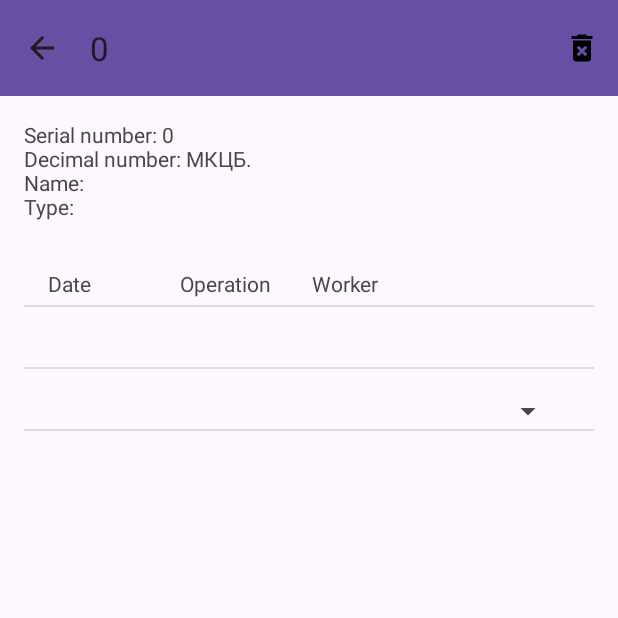
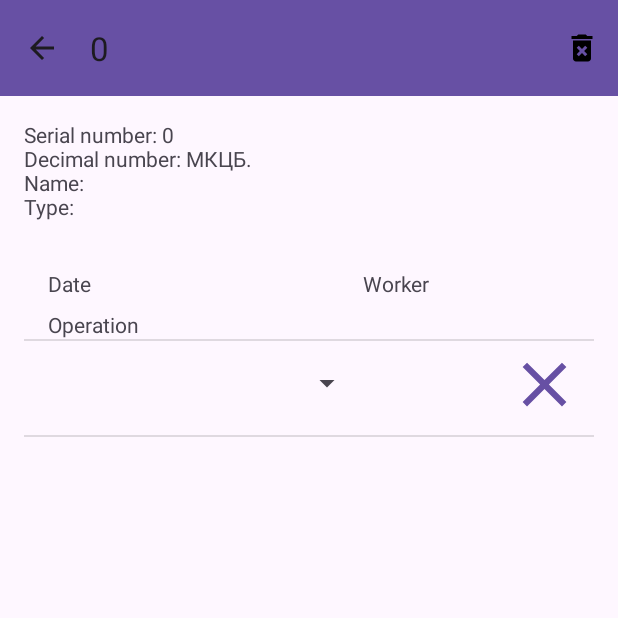
Before and after one commit to ITgenerat0r/gfm_qr_tech, an Android app: the DeviceActivity screen opened directly, with no data from a screen before it, on a phone screen of 412 x 824 dp, the top half of it. Run offline under Robolectric (Android 15) with nearby library versions, the phone set to English and light mode, and no system bars.

Commit message:
in progress: add and delete operations

```diff
--- a/app/src/main/java/com/example/qrcs_device/DeviceActivity.kt
+++ b/app/src/main/java/com/example/qrcs_device/DeviceActivity.kt
@@ -18,12 +18,12 @@ class DeviceActivity : AppCompatActivity() {
 
     var operations: ArrayList<Operation> = arrayListOf()
     lateinit var listview_operations: ListView
-//    lateinit var pref: SharedPreference
     lateinit var cntr: Controller
     lateinit var pref: SharedPreference
     lateinit var login: String
     private var serial_number: Int = 0
     var operation_types: MutableList<String> = mutableListOf()
+    val groups: ArrayList<String> = arrayListOf()
 
 
 
@@ -54,7 +54,6 @@ class DeviceActivity : AppCompatActivity() {
         cntr = Controller(ip, port)
         // get user groups here ...
         val groups_rx = cntr.send("getworkergroups ${pref.get_str("login")}")
-        val groups: ArrayList<String> = arrayListOf()
         for (g in groups_rx.split('|')){
             groups.add(g)
         }
@@ -96,6 +95,7 @@ class DeviceActivity : AppCompatActivity() {
             title_op.set_date(getString(R.string.date))
             title_op.set_worker(getString(R.string.worker))
             title_op.set_operation(getString(R.string.operation))
+            title_op.set_btn_type("none")
 //            title_op.set_operation("Operation")
 //            title_op.set_worker("Worker")
             operations.add(title_op)
@@ -106,6 +106,21 @@ class DeviceActivity : AppCompatActivity() {
                     Log.d(TAG, "${key[0]}: ${key[1]}")
                     operation.set_field(key[0], key[1])
                 }
+                if ("admins" in groups){
+                    operation.set_editable(true)
+                    operation.set_operation_types(operation_types)
+                } else if ("editors" in groups || "workers" in groups){
+                    if (login == operation.get_worker()){
+                        operation.set_editable(true)
+                        operation.set_operation_types(operation_types)
+                    }
+                }
+                if(operation.get_operation() in operation.get_operation_types() == false){
+                    val ltp = operation.get_operation_types()
+                    ltp.add(operation.get_operation())
+                    operation.set_operation_types(ltp)
+                }
+
                 Log.d(TAG, "=====================")
                 Log.d(TAG, operation.toString())
                 Log.d(TAG, "=====================")
@@ -117,11 +132,15 @@ class DeviceActivity : AppCompatActivity() {
 
         // ====================================================================
 
-        val empty_operation = Operation()
-        empty_operation.set_worker(login)
-        empty_operation.set_editable(true)
-        empty_operation.set_operation_types(operation_types)
-        operations.add(empty_operation)
+        if("workers" in groups || "editors" in groups || "admins" in groups){
+            val empty_operation = Operation()
+            empty_operation.set_worker(login)
+            empty_operation.set_editable(true)
+            empty_operation.set_operation_types(operation_types)
+            empty_operation.set_btn_type("add")
+            operations.add(empty_operation)
+        }
+
         val adapter = DeviceOperationsAdapter(this, operations)
         listview_operations.adapter = adapter
         adapter.notifyDataSetChanged()
--- a/app/src/main/java/com/example/qrcs_device/DeviceOperationsAdapter.kt
+++ b/app/src/main/java/com/example/qrcs_device/DeviceOperationsAdapter.kt
@@ -4,10 +4,12 @@ import android.app.Activity
 import android.content.Context
 import android.content.Intent
 import android.content.IntentFilter
+import android.graphics.drawable.Drawable
 import android.util.Log
 import android.view.LayoutInflater
 import android.view.View
 import android.view.ViewGroup
+import android.widget.AdapterView
 import android.widget.ArrayAdapter
 import android.widget.BaseAdapter
 import android.widget.Button
@@ -27,6 +29,8 @@ class DeviceOperationsAdapter(private var activity: Activity, private var items:
         var txt_date: TextView
         var txt_worker: TextView
         var spin_operation: Spinner
+        var btn_row: Button
+
 
         init {
 //            this.btn_edit = row.findViewById(R.id.)
@@ -35,6 +39,8 @@ class DeviceOperationsAdapter(private var activity: Activity, private var items:
             this.txt_date = row.findViewById(R.id.textView_op_date)
             this.txt_worker = row.findViewById(R.id.textView_op_worker)
             this.spin_operation = row.findViewById(R.id.spinner_op_operation)
+            this.btn_row = row.findViewById(R.id.btn_row)
+
         }
     }
     override fun getCount(): Int {
@@ -72,20 +78,63 @@ class DeviceOperationsAdapter(private var activity: Activity, private var items:
         viewHolder.txt_worker.text = oper.get_worker()
 
 
+
+
+
+        val items = oper.get_operation_types()
+
+        val arrayAdapter = ArrayAdapter<String>(
+            this.activity.baseContext,
+            R.layout.spinner_item,
+            R.id.textView_spinner_view,
+            items
+        )
+        val pos = oper.get_operation_position(oper.get_operation())
+        Log.d(TAG, "Default position ${pos}")
+        viewHolder.spin_operation.setSelection(pos)
+        viewHolder.spin_operation.adapter = arrayAdapter
+
+
+
         if (oper.is_editable()){
-            val items = oper.get_operation_types()
 
-            val arrayAdapter = ArrayAdapter<String>(
-                this.activity.baseContext,
-                android.R.layout.simple_spinner_item,
-                items
-            )
+            viewHolder.spin_operation.onItemSelectedListener = (object : AdapterView.OnItemSelectedListener {
+                override fun onItemSelected(parent: AdapterView<*>?, view: android.view.View?, position: Int, id: Long) {
+                    // Handle the item selection
+                    val selectedItem = parent?.getItemAtPosition(position)
+                    // Do something with the selected item
+                    Log.d(TAG, "Selected: ${selectedItem} (${position}).")
+                }
 
-            viewHolder.spin_operation.adapter = arrayAdapter
-            viewHolder.spin_operation.visibility = View.VISIBLE
-        } else {
+                override fun onNothingSelected(parent: AdapterView<*>?) {
+                    // Handle no item selection
+                    Log.d(TAG, "Nothing selected!")
+                }
+            })
+        }
+
+
+
+        if (oper.get_btn_type() == "none"){
+            viewHolder.btn_row.visibility = View.INVISIBLE
             viewHolder.spin_operation.visibility = View.INVISIBLE
+        } else if (oper.get_btn_type() == "delete"){
+            viewHolder.btn_row.setBackgroundResource(R.drawable.baseline_clear_24)
+        }else if (oper.get_btn_type() == "add"){
+            viewHolder.btn_row.setBackgroundResource(R.drawable.baseline_add_24)
         }
+        viewHolder.btn_row.setOnClickListener {
+            Log.d(TAG, "Pressed row button. Position: ${position}. Button type: ${oper.get_btn_type()}.")
+            val pref = SharedPreference(activity.baseContext)
+            val login = pref.get_str("login")
+            val serial_number = pref.get_str("serial_number")
+            val ip = pref.get_str("server_ip")
+            val port = pref.get_int("server_port")
+            val cntr = Controller(ip, port)
+            val rx = cntr.send("operation ${oper.get_btn_type()} ${login} ${serial_number} ${viewHolder.spin_operation.selectedItem}")
+        }
+
+
 
 
 
--- a/app/src/main/java/com/example/qrcs_device/objects/Operation.kt
+++ b/app/src/main/java/com/example/qrcs_device/objects/Operation.kt
@@ -6,10 +6,21 @@ class Operation() {
     var worker: String = ""
     var date: String = ""
     var editable: Boolean = false
+    var btn_type: String = "delete"
+
 
 
     fun get_operation_types(): MutableList<String>{
         return this.operation_types
+    }
+
+    fun get_operation_position(type: String): Int{
+        var count = 0
+        for (tp in this.operation_types){
+            if (tp == type) return count
+            count += 1
+        }
+        return 0
     }
 
     fun set_operation_types(items: MutableList<String>){
@@ -40,6 +51,14 @@ class Operation() {
 
     fun set_date(dt: String){
         this.date = dt
+    }
+
+    fun get_btn_type(): String{
+        return this.btn_type
+    }
+
+    fun set_btn_type(tp: String){
+        this.btn_type = tp
     }
 
     fun is_editable():Boolean{
--- /dev/null
+++ b/app/src/main/res/drawable/baseline_add_24.xml
@@ -0,0 +1,5 @@
+<vector android:height="24dp" android:tint="#000000"
+    android:viewportHeight="24" android:viewportWidth="24"
+    android:width="24dp" xmlns:android="http://schemas.android.com/apk/res/android">
+    <path android:fillColor="@android:color/white" android:pathData="M19,13h-6v6h-2v-6H5v-2h6V5h2v6h6v2z"/>
+</vector>
--- /dev/null
+++ b/app/src/main/res/drawable/baseline_clear_24.xml
@@ -0,0 +1,5 @@
+<vector android:height="24dp" android:tint="#000000"
+    android:viewportHeight="24" android:viewportWidth="24"
+    android:width="24dp" xmlns:android="http://schemas.android.com/apk/res/android">
+    <path android:fillColor="@android:color/white" android:pathData="M19,6.41L17.59,5 12,10.59 6.41,5 5,6.41 10.59,12 5,17.59 6.41,19 12,13.41 17.59,19 19,17.59 13.41,12z"/>
+</vector>
--- a/app/src/main/res/layout/list_item_operation.xml
+++ b/app/src/main/res/layout/list_item_operation.xml
@@ -11,6 +11,7 @@
         android:layout_height="wrap_content"
         android:layout_marginStart="16dp"
         android:layout_marginTop="16dp"
+        android:lineSpacingExtra="8sp"
         android:text="@string/date"
         app:layout_constraintStart_toStartOf="parent"
         app:layout_constraintTop_toTopOf="parent" />
@@ -19,29 +20,37 @@
         android:id="@+id/textView_op_operation"
         android:layout_width="80dp"
         android:layout_height="wrap_content"
-        android:layout_marginStart="8dp"
-        android:layout_marginTop="16dp"
+        android:layout_marginStart="16dp"
+        android:layout_marginTop="8dp"
         android:text="@string/operation"
-        app:layout_constraintStart_toEndOf="@+id/textView_op_date"
-        app:layout_constraintTop_toTopOf="parent" />
+        app:layout_constraintStart_toStartOf="parent"
+        app:layout_constraintTop_toBottomOf="@+id/textView_op_date" />
 
     <TextView
         android:id="@+id/textView_op_worker"
         android:layout_width="80dp"
         android:layout_height="wrap_content"
-        android:layout_marginStart="8dp"
         android:layout_marginTop="16dp"
         android:text="@string/worker"
-        app:layout_constraintStart_toEndOf="@+id/textView_op_operation"
+        app:layout_constraintStart_toEndOf="@+id/spinner_op_operation"
         app:layout_constraintTop_toTopOf="parent" />
 
     <Spinner
         android:id="@+id/spinner_op_operation"
-        android:layout_width="80dp"
+        android:layout_width="130dp"
         android:layout_height="wrap_content"
-        android:layout_marginStart="8dp"
         android:layout_marginTop="16dp"
-        app:layout_constraintStart_toEndOf="@+id/textView_op_worker"
+        app:layout_constraintStart_toEndOf="@+id/textView_op_date"
+        app:layout_constraintTop_toTopOf="parent" />
+
+    <Button
+        android:id="@+id/btn_row"
+        android:layout_width="50dp"
+        android:layout_height="50dp"
+        android:layout_marginTop="4dp"
+        android:layout_marginEnd="8dp"
+        android:background="@drawable/baseline_clear_24"
+        app:layout_constraintEnd_toEndOf="parent"
         app:layout_constraintTop_toTopOf="parent" />
 
 </androidx.constraintlayout.widget.ConstraintLayout>
--- /dev/null
+++ b/app/src/main/res/layout/spinner_item.xml
@@ -0,0 +1,14 @@
+<?xml version="1.0" encoding="utf-8"?>
+<androidx.constraintlayout.widget.ConstraintLayout xmlns:android="http://schemas.android.com/apk/res/android"
+    xmlns:app="http://schemas.android.com/apk/res-auto"
+    xmlns:tools="http://schemas.android.com/tools"
+    android:layout_width="match_parent"
+    android:layout_height="match_parent">
+
+    <TextView
+        android:id="@+id/textView_spinner_view"
+        android:layout_width="wrap_content"
+        android:layout_height="wrap_content"
+        app:layout_constraintStart_toStartOf="parent"
+        app:layout_constraintTop_toTopOf="parent" />
+</androidx.constraintlayout.widget.ConstraintLayout>
```
Also changed, not shown: 2 other files.
